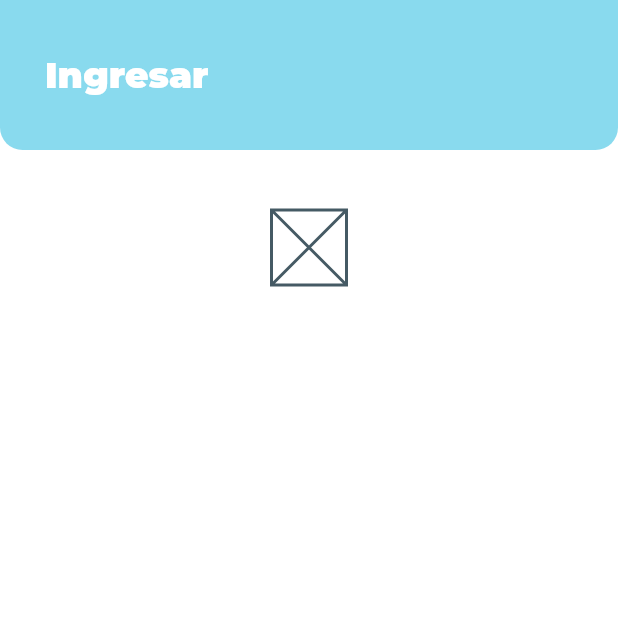
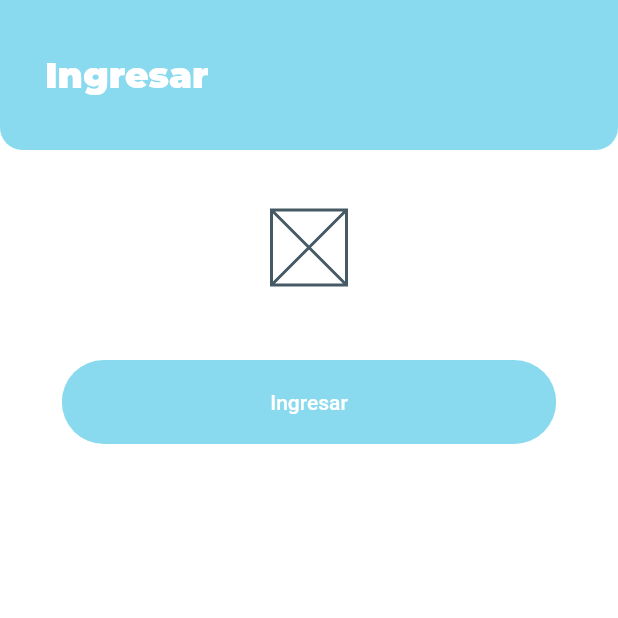
Before and after one commit to Celstren/HealthPaw, a Flutter app: the screen it shows after launch, on a phone screen of 412 x 824 dp, the top half of it. Run offline on Flutter 3.47's test engine with Material 2 defaults, Android fonts, the phone set to English and light mode, and no system bars; project files that could hold a hidden picture were left out.

Commit message:
feat(RoundedButton)

```diff
--- /dev/null
+++ b/lib/utils/widgets/rounded_button.dart
@@ -0,0 +1,36 @@
+import 'package:HealthPaw/utils/general/app_colors.dart';
+import 'package:flutter/material.dart';
+
+class RoundedButton extends StatelessWidget {
+  final String text;
+  final Function press;
+  final Color color, textColor;
+  const RoundedButton({
+    Key key,
+    this.text,
+    this.press,
+    this.color = AppColors.PrimaryLightBlue,
+    this.textColor = Colors.white,
+  }) : super(key: key);
+
+  @override
+  Widget build(BuildContext context) {
+    Size size = MediaQuery.of(context).size;
+    return Container(
+      margin: EdgeInsets.symmetric(vertical: 10),
+      width: size.width * 0.8,
+      child: ClipRRect(
+        borderRadius: BorderRadius.circular(29),
+        child: FlatButton(
+          padding: EdgeInsets.symmetric(vertical: 20, horizontal: 40),
+          color: color,
+          onPressed: press,
+          child: Text(
+            text,
+            style: TextStyle(color: textColor),
+          ),
+        ),
+      ),
+    );
+  }
+}
--- a/lib/views/auth/login/login.dart
+++ b/lib/views/auth/login/login.dart
@@ -1,4 +1,6 @@
+import 'package:HealthPaw/config/strings/app_strings.dart';
 import 'package:HealthPaw/utils/exports/app_design.dart';
+import 'package:HealthPaw/utils/widgets/rounded_button.dart';
 import 'package:HealthPaw/views/auth/login/widgets/login_logo.dart';
 import 'package:HealthPaw/views/auth/login/widgets/login_top.dart';
 import 'package:flutter/material.dart';
@@ -28,6 +30,10 @@ class _LoginViewState extends State<LoginView> {
           children: <Widget>[
             LoginTop(),
             LoginLogo(),
+            RoundedButton(
+              text: AppStrings.login,
+              press: () {},
+            )
           ],
         ),
       ),
```
Also changed, not shown: lib/utils/widgets/field_container.dart (added, +25 -0 lines), pubspec.lock.
